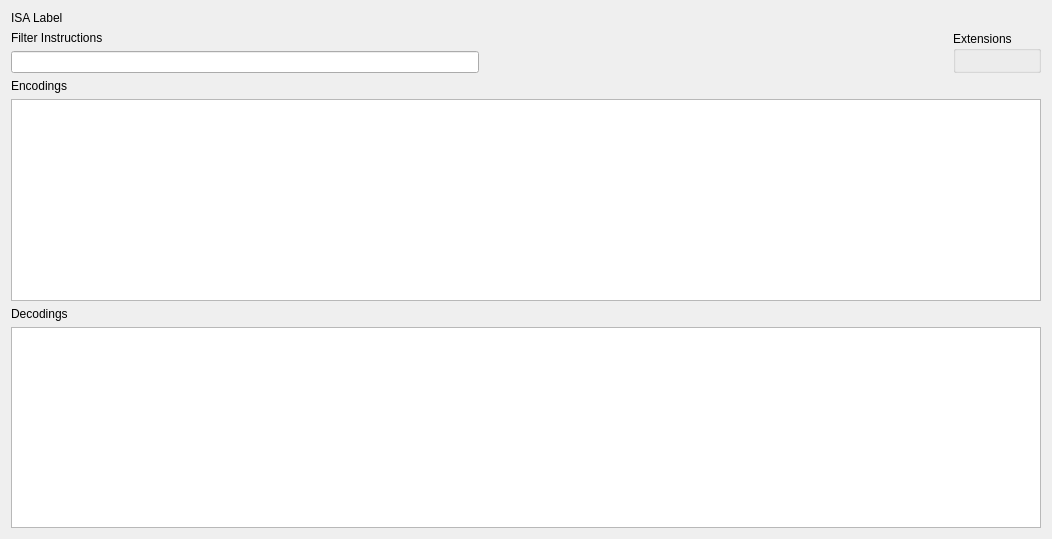
Old version of the form src/sliderulestab.ui in the repository mortbopet/Ripes.
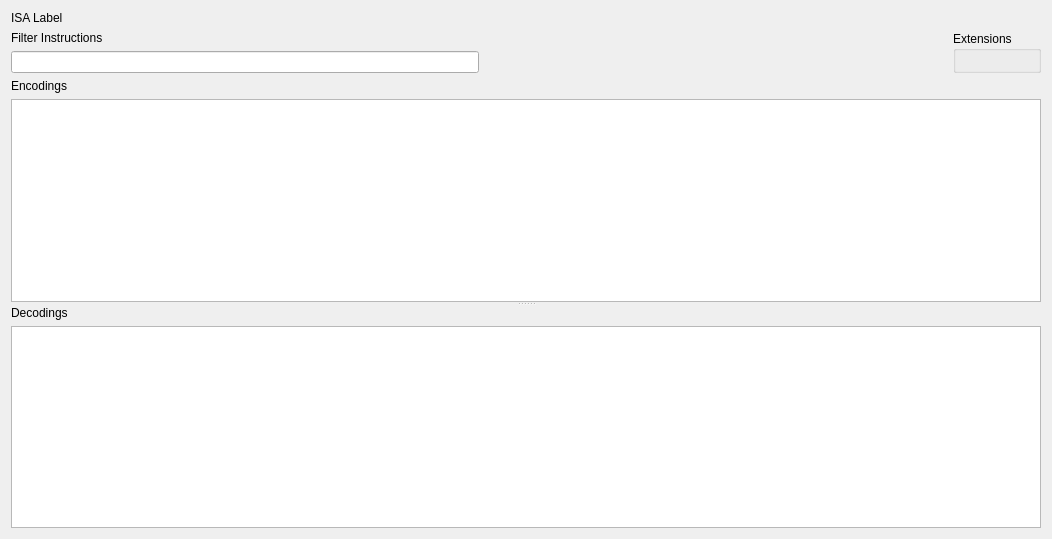
New version of the form.

Commit message: Add splitter between encodings and decodings

```diff
--- a/src/sliderulestab.ui
+++ b/src/sliderulestab.ui
@@ -19,40 +19,13 @@
   <property name="windowTitle">
    <string>Form</string>
   </property>
-  <layout class="QGridLayout" name="gridLayout_3">
-   <property name="sizeConstraint">
-    <enum>QLayout::SetNoConstraint</enum>
-   </property>
-   <item row="2" column="0">
-    <layout class="QGridLayout" name="gridLayout_2">
-     <property name="sizeConstraint">
-      <enum>QLayout::SetDefaultConstraint</enum>
+  <layout class="QGridLayout" name="gridLayout">
+   <item row="0" column="0">
+    <widget class="QLabel" name="isaLabel">
+     <property name="text">
+      <string>ISA Label</string>
      </property>
-     <item row="0" column="0">
-      <widget class="QLabel" name="label_2">
-       <property name="text">
-        <string>Encodings</string>
-       </property>
-      </widget>
-     </item>
-     <item row="1" column="0">
-      <widget class="QTableView" name="encodingTable"/>
-     </item>
-    </layout>
-   </item>
-   <item row="3" column="0">
-    <layout class="QGridLayout" name="gridLayout_4">
-     <item row="1" column="0">
-      <widget class="QTableView" name="decodingTable"/>
-     </item>
-     <item row="0" column="0">
-      <widget class="QLabel" name="label_3">
-       <property name="text">
-        <string>Decodings</string>
-       </property>
-      </widget>
-     </item>
-    </layout>
+    </widget>
    </item>
    <item row="1" column="0">
     <layout class="QHBoxLayout" name="horizontalLayout">
@@ -95,11 +68,42 @@
      </item>
     </layout>
    </item>
-   <item row="0" column="0">
-    <widget class="QLabel" name="isaLabel">
-     <property name="text">
-      <string>ISA Label</string>
+   <item row="2" column="0">
+    <widget class="QSplitter" name="splitter">
+     <property name="orientation">
+      <enum>Qt::Vertical</enum>
      </property>
+     <widget class="QWidget" name="">
+      <layout class="QGridLayout" name="gridLayout_2">
+       <property name="sizeConstraint">
+        <enum>QLayout::SetDefaultConstraint</enum>
+       </property>
+       <item row="1" column="0">
+        <widget class="QTableView" name="encodingTable"/>
+       </item>
+       <item row="0" column="0">
+        <widget class="QLabel" name="label_2">
+         <property name="text">
+          <string>Encodings</string>
+         </property>
+        </widget>
+       </item>
+      </layout>
+     </widget>
+     <widget class="QWidget" name="">
+      <layout class="QGridLayout" name="gridLayout_4">
+       <item row="0" column="0">
+        <widget class="QLabel" name="label_3">
+         <property name="text">
+          <string>Decodings</string>
+         </property>
+        </widget>
+       </item>
+       <item row="1" column="0">
+        <widget class="QTableView" name="decodingTable"/>
+       </item>
+      </layout>
+     </widget>
     </widget>
    </item>
   </layout>
```
